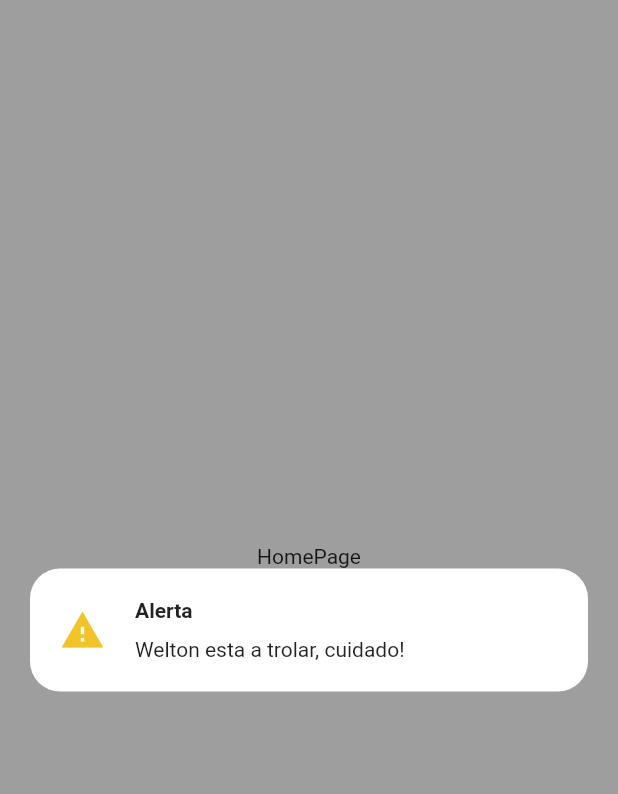
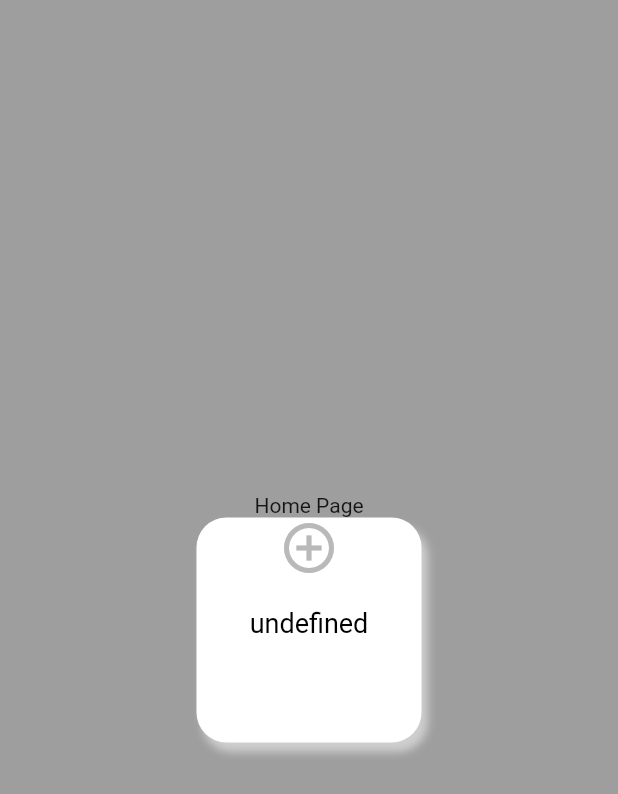
Before and after one commit to gabrielCaio/Kompress, a Flutter app: the HomePage screen opened directly, on a phone screen of 412 x 824 dp. Shown: the top 794 px of the screen. Run offline on Flutter 3.47's test engine with Material 2 defaults, Android fonts, the phone set to English and light mode, and no system bars; our stand-ins replace google_fonts; Roboto replaces fonts that are missing (Domine); project files that could hold a hidden picture were left out.

Commit message:
feat: tag card completed

```diff
--- a/mobile/lib/app/components/notification_card.dart
+++ b/mobile/lib/app/components/notification_card.dart
@@ -49,10 +49,7 @@ class NotificationCard extends StatelessWidget {
                     style: const TextStyle(fontWeight: FontWeight.bold),
                   ),
                   const SizedBox(height: 10),
-                  Text(
-                    notificationText,
-                    textAlign: TextAlign.left,
-                  ),
+                  Text(notificationText, textAlign: TextAlign.left),
                 ],
               ),
             ),
--- a/mobile/lib/app/components/tag_card.dart
+++ b/mobile/lib/app/components/tag_card.dart
@@ -1,10 +1,57 @@
 import 'package:flutter/material.dart';
+import 'package:kompress/app/utils/tag_icons.dart';
+import 'package:kompress/app/utils/theme.dart';
 
 class TagCard extends StatelessWidget {
-  const TagCard({Key? key}) : super(key: key);
+  final double size;
+  final double iconSize;
+  final String title;
+
+  const TagCard({
+    Key? key,
+    this.size = 150,
+    this.iconSize = 40,
+    this.title = "undefined",
+  }) : super(key: key);
 
   @override
   Widget build(BuildContext context) {
-    return const Text("TagCard");
+    return Container(
+      width: size,
+      height: size,
+      decoration: BoxDecoration(
+        color: CustomTheme.white,
+        boxShadow: const [
+          BoxShadow(
+            color: Color.fromRGBO(255, 255, 255, 0.5),
+            offset: Offset(4, 6),
+            blurRadius: 4,
+          ),
+        ],
+        borderRadius: BorderRadius.circular(20),
+      ),
+      child: Expanded(
+        child: Center(
+          child: Column(
+            children: [
+              Icon(
+                TagIcons.addCircle,
+                size: iconSize,
+                color: CustomTheme.lightGrey,
+              ),
+              const SizedBox(height: 20),
+              Text(
+                title,
+                textAlign: TextAlign.center,
+                style: const TextStyle(
+                  color: CustomTheme.black,
+                  fontSize: 18,
+                ),
+              ),
+            ],
+          ),
+        ),
+      ),
+    );
   }
 }
--- a/mobile/lib/app/pages/home_page.dart
+++ b/mobile/lib/app/pages/home_page.dart
@@ -1,5 +1,5 @@
 import 'package:flutter/material.dart';
-import 'package:kompress/app/components/notification_card.dart';
+import 'package:kompress/app/components/tag_card.dart';
 
 class HomePage extends StatefulWidget {
   const HomePage({Key? key}) : super(key: key);
@@ -21,11 +21,8 @@ class _HomePageState extends State<HomePage>
           child: Column(
             mainAxisAlignment: MainAxisAlignment.center,
             children: const [
-              Text("HomePage"),
-              NotificationCard(
-                title: "Alerta",
-                notificationText: "Welton esta a trolar, cuidado!",
-              ),
+              Text("Home Page"),
+              TagCard(),
             ],
           ),
         ),
--- /dev/null
+++ b/mobile/lib/app/utils/tag_icons.dart
@@ -0,0 +1,12 @@
+import 'package:flutter/material.dart';
+
+class TagIcons {
+  static final TagIcons tagIcons = TagIcons();
+
+  static const IconData drink = Icons.local_bar;
+  static const IconData fastFood = Icons.fastfood;
+  static const IconData cofee = Icons.local_cafe;
+  static const IconData favorite = Icons.favorite;
+  static const IconData restaurant = Icons.restaurant;
+  static const IconData addCircle = Icons.add_circle_outline;
+}
```
